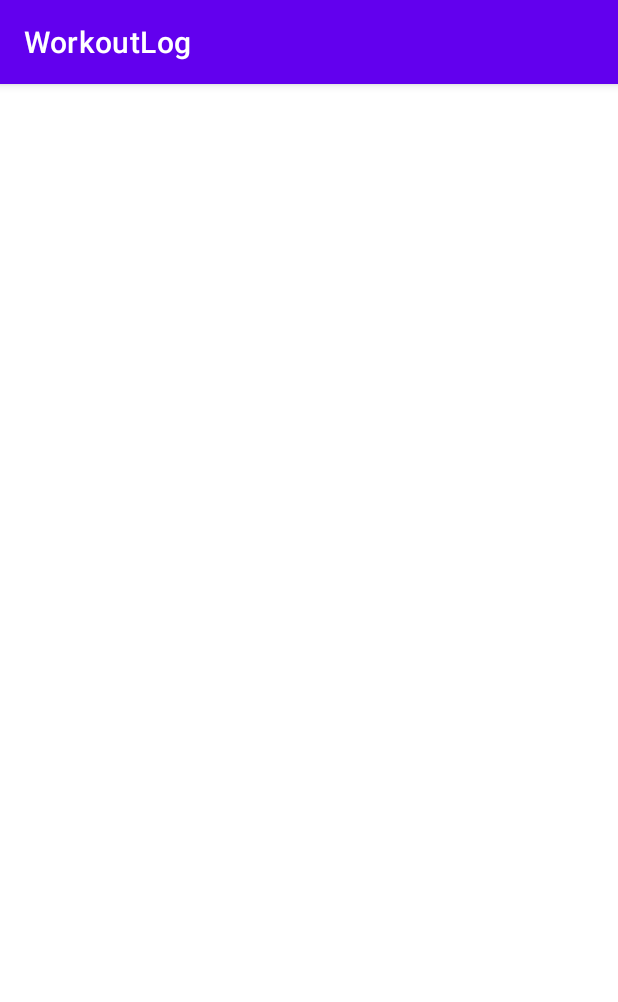
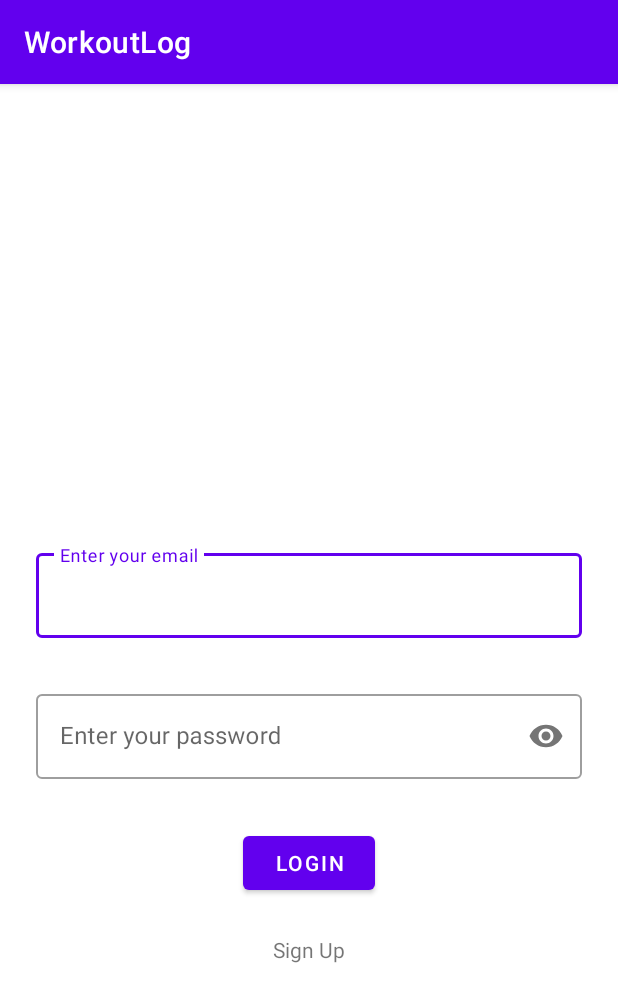
Before and after one commit to Owi-ti/SplashApp, an Android app: the screen it shows after launch (LoginActivity), on a phone screen of 412 x 824 dp. Shown: the top 1002 px of the screen. Run offline under Robolectric (Android 15) with nearby library versions, the phone set to English and light mode, and no system bars.

Commit message:
first commit

```diff
--- a/app/src/main/java/dev/owiti/workoutlog/LoginActivity.kt
+++ b/app/src/main/java/dev/owiti/workoutlog/LoginActivity.kt
@@ -1,11 +1,55 @@
 package dev.owiti.workoutlog
 
+import android.content.Intent
 import androidx.appcompat.app.AppCompatActivity
 import android.os.Bundle
+import android.widget.Button
+import android.widget.EditText
+import android.widget.TextView
+import com.google.android.material.textfield.TextInputLayout
 
-class LoginActivity : AppCompatActivity(){
+class LoginActivity : AppCompatActivity() {
+
+    lateinit var btnLogin:Button
+    lateinit var tilEmail:TextInputLayout
+    lateinit var tilPassword:TextInputLayout
+    lateinit var etemail: EditText
+    lateinit var etPassword:EditText
+    lateinit var tvSignup:TextView
+
     override fun onCreate(savedInstanceState: Bundle?) {
         super.onCreate(savedInstanceState)
         setContentView(R.layout.activity_login)
+
+        btnLogin=findViewById(R.id.btnLogin)
+        tilEmail=findViewById(R.id.tilEmail)
+        tilPassword=findViewById(R.id.tilPassword)
+        etemail=findViewById(R.id.etemail)
+        etPassword=findViewById(R.id.etPassword)
+        tvSignup=findViewById(R.id.tvSignup)
+
+        btnLogin.setOnClickListener {
+            validateLogin()
+        }
+        tvSignup.setOnClickListener {
+            val intent=Intent(this,SignupActivity::class.java)
+            startActivity(intent)
+        }
+
+
     }
+
+
+    fun validateLogin(){
+        var email=etemail.text.toString()
+        var password =etPassword.text.toString()
+
+        if (email.isBlank()){
+            tilEmail.error="email_required"
+        }
+        if (password.isBlank()){
+            tilPassword.error="Password required"
+        }
+    }
+
 }
--- a/app/src/main/java/dev/owiti/workoutlog/SplashActivity.kt
+++ b/app/src/main/java/dev/owiti/workoutlog/SplashActivity.kt
@@ -7,7 +7,7 @@ import android.os.Bundle
 class SplashActivity : AppCompatActivity() {
     override fun onCreate(savedInstanceState: Bundle?) {
         super.onCreate(savedInstanceState)
-      startActivity(Intent(this,LoginActivity::class.java))
-   finish()
-    }
+       startActivity(Intent(this,LoginActivity::class.java))
+      finish()
+      }
 }
--- /dev/null
+++ b/app/src/main/res/drawable/ic_baseline_email_24.xml
@@ -0,0 +1,5 @@
+<vector android:height="24dp" android:tint="#0A20F1"
+    android:viewportHeight="24" android:viewportWidth="24"
+    android:width="24dp" xmlns:android="http://schemas.android.com/apk/res/android">
+    <path android:fillColor="@android:color/white" android:pathData="M20,4L4,4c-1.1,0 -1.99,0.9 -1.99,2L2,18c0,1.1 0.9,2 2,2h16c1.1,0 2,-0.9 2,-2L22,6c0,-1.1 -0.9,-2 -2,-2zM20,8l-8,5 -8,-5L4,6l8,5 8,-5v2z"/>
+</vector>
--- /dev/null
+++ b/app/src/main/res/drawable/ic_baseline_person_24.xml
@@ -0,0 +1,5 @@
+<vector android:height="24dp" android:tint="#0A20F1"
+    android:viewportHeight="24" android:viewportWidth="24"
+    android:width="24dp" xmlns:android="http://schemas.android.com/apk/res/android">
+    <path android:fillColor="@android:color/white" android:pathData="M12,12c2.21,0 4,-1.79 4,-4s-1.79,-4 -4,-4 -4,1.79 -4,4 1.79,4 4,4zM12,14c-2.67,0 -8,1.34 -8,4v2h16v-2c0,-2.66 -5.33,-4 -8,-4z"/>
+</vector>
--- /dev/null
+++ b/app/src/main/res/drawable/ic_baseline_person_pin_24.xml
@@ -0,0 +1,5 @@
+<vector android:height="24dp" android:tint="#0A20F1"
+    android:viewportHeight="24" android:viewportWidth="24"
+    android:width="24dp" xmlns:android="http://schemas.android.com/apk/res/android">
+    <path android:fillColor="@android:color/white" android:pathData="M12,2c-4.97,0 -9,4.03 -9,9 0,4.17 2.84,7.67 6.69,8.69L12,22l2.31,-2.31C18.16,18.67 21,15.17 21,11c0,-4.97 -4.03,-9 -9,-9zM12,4c1.66,0 3,1.34 3,3s-1.34,3 -3,3 -3,-1.34 -3,-3 1.34,-3 3,-3zM12,18.3c-2.5,0 -4.71,-1.28 -6,-3.22 0.03,-1.99 4,-3.08 6,-3.08 1.99,0 5.97,1.09 6,3.08 -1.29,1.94 -3.5,3.22 -6,3.22z"/>
+</vector>
--- a/app/src/main/res/layout/activity_login.xml
+++ b/app/src/main/res/layout/activity_login.xml
@@ -6,4 +6,76 @@
     android:layout_height="match_parent"
     tools:context=".LoginActivity">
 
+
+    <androidx.constraintlayout.widget.Guideline
+        android:id="@+id/guideline3"
+        android:layout_width="wrap_content"
+        android:layout_height="wrap_content"
+        android:orientation="horizontal"
+        app:layout_constraintGuide_percent="0.4" />
+
+    <com.google.android.material.textfield.TextInputLayout
+        android:id="@+id/tilEmail"
+        style="@style/Widget.MaterialComponents.TextInputLayout.OutlinedBox"
+        android:layout_width="0dp"
+        android:layout_height="wrap_content"
+        android:layout_marginStart="24dp"
+        android:layout_marginEnd="24dp"
+        app:layout_constraintEnd_toEndOf="parent"
+        app:layout_constraintStart_toStartOf="parent"
+        app:layout_constraintTop_toTopOf="@+id/guideline3">
+
+        <com.google.android.material.textfield.TextInputEditText
+            android:id="@+id/etemail"
+            android:layout_width="match_parent"
+            android:layout_height="wrap_content"
+            android:hint="@string/enter_your_email"
+            android:inputType="textEmailAddress" />
+    </com.google.android.material.textfield.TextInputLayout>
+
+    <com.google.android.material.textfield.TextInputLayout
+        android:id="@+id/tilPassword"
+        style="@style/Widget.MaterialComponents.TextInputLayout.OutlinedBox"
+        android:layout_width="0dp"
+        android:layout_height="wrap_content"
+        android:layout_marginStart="24dp"
+        android:layout_marginTop="32dp"
+        android:layout_marginEnd="24dp"
+        app:layout_constraintEnd_toEndOf="parent"
+        app:layout_constraintStart_toStartOf="parent"
+        app:layout_constraintTop_toBottomOf="@+id/tilEmail"
+        app:passwordToggleEnabled="true">
+
+        <com.google.android.material.textfield.TextInputEditText
+            android:id="@+id/etPassword"
+            android:layout_width="match_parent"
+            android:layout_height="wrap_content"
+            android:hint="@string/enter_your_password"
+            android:inputType="textPassword" />
+    </com.google.android.material.textfield.TextInputLayout>
+
+    <Button
+        android:id="@+id/btnLogin"
+        android:layout_width="wrap_content"
+        android:layout_height="wrap_content"
+        android:layout_marginStart="24dp"
+        android:layout_marginTop="32dp"
+        android:layout_marginEnd="24dp"
+        android:text="@string/login"
+        app:layout_constraintEnd_toEndOf="parent"
+        app:layout_constraintStart_toStartOf="parent"
+        app:layout_constraintTop_toBottomOf="@+id/tilPassword" />
+
+    <TextView
+        android:id="@+id/tvSignup"
+        android:layout_width="wrap_content"
+        android:layout_height="wrap_content"
+        android:layout_marginStart="24dp"
+        android:layout_marginTop="24dp"
+        android:layout_marginEnd="24dp"
+        android:text="@string/sign_up"
+        app:layout_constraintEnd_toEndOf="parent"
+        app:layout_constraintStart_toStartOf="parent"
+        app:layout_constraintTop_toBottomOf="@+id/btnLogin" />
+
 </androidx.constraintlayout.widget.ConstraintLayout>
--- a/app/src/main/res/values/strings.xml
+++ b/app/src/main/res/values/strings.xml
@@ -1,3 +1,17 @@
 <resources>
     <string name="app_name">WorkoutLog</string>
+    <string name="enter_your_email">Enter your email</string>
+    <string name="enter_your_password">Enter your password</string>
+    <string name="login">Login</string>
+    <string name="sign_up">Sign Up</string>
+    <string name="email_required">Email is required</string>
+    <string name="password_required">Password is required</string>
+    <string name="lastname_required">LastName is required</string>
+    <string name="firstname_required">FirstName is required</string>
+    <string name="confirmpassword_required">ConfirmPassword is required</string>
+    <string name="enter_email">Enter your email</string>
+    <string name="enter_your_lastname">Enter your lastname</string>
+    <string name="enter_your_firstname">Enter your firstname</string>
+    <string name="enter_password">Enter your password</string>
+    <string name="confirmpassword">ConfirmPassword</string>
 </resources>
```
Also changed, not shown: app/src/main/AndroidManifest.xml (+5 -2 lines), app/src/main/java/dev/owiti/workoutlog/SignupActivity.kt (added, +76 -0 lines), app/src/main/res/layout/activity_signup.xml (added, +190 -0 lines).
